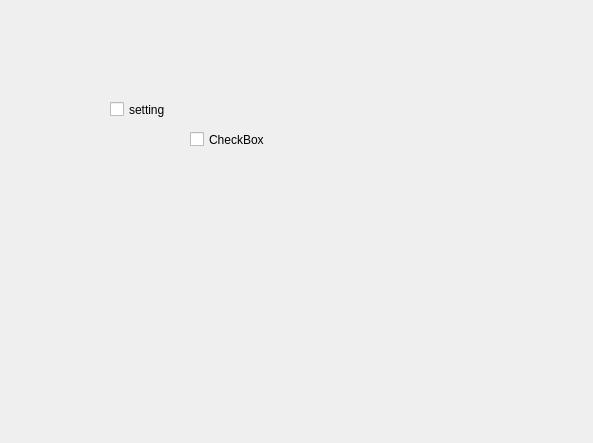
First picture: the form in settingwidget.ui, repository leihiudung/EnlargePicture, before the edit.
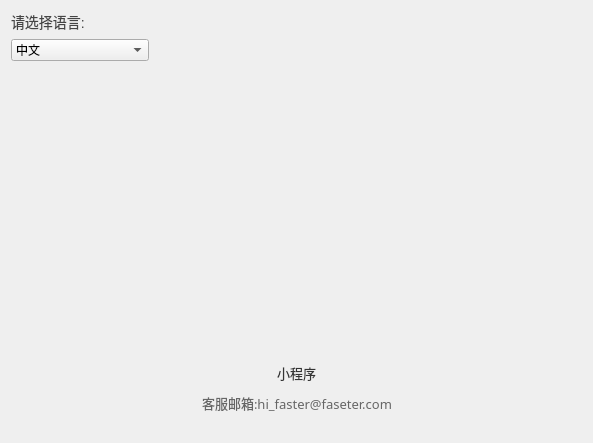
Second picture: the form after the edit.

Patch:
```diff
--- a/settingwidget.ui
+++ b/settingwidget.ui
@@ -13,32 +13,184 @@
   <property name="windowTitle">
    <string>Form</string>
   </property>
-  <widget class="QCheckBox" name="checkBox">
-   <property name="geometry">
-    <rect>
-     <x>110</x>
-     <y>100</y>
-     <width>80</width>
-     <height>19</height>
-    </rect>
+  <layout class="QGridLayout" name="gridLayout" rowstretch="1,10,4">
+   <property name="bottomMargin">
+    <number>19</number>
    </property>
-   <property name="text">
-    <string>setting</string>
-   </property>
-  </widget>
-  <widget class="QCheckBox" name="checkBox_2">
-   <property name="geometry">
-    <rect>
-     <x>190</x>
-     <y>130</y>
-     <width>80</width>
-     <height>19</height>
-    </rect>
-   </property>
-   <property name="text">
-    <string>CheckBox</string>
-   </property>
-  </widget>
+   <item row="0" column="0">
+    <layout class="QVBoxLayout" name="verticalLayout">
+     <item>
+      <widget class="QLabel" name="label">
+       <property name="styleSheet">
+        <string notr="true">#label {
+ont-family: MicrosoftYaHei;
+font-size: 14px;
+color: #444444;
+}</string>
+       </property>
+       <property name="text">
+        <string>请选择语言:</string>
+       </property>
+      </widget>
+     </item>
+     <item>
+      <widget class="QComboBox" name="comboBox">
+       <item>
+        <property name="text">
+         <string>中文</string>
+        </property>
+       </item>
+       <item>
+        <property name="text">
+         <string>英语</string>
+        </property>
+       </item>
+       <item>
+        <property name="text">
+         <string>日语</string>
+        </property>
+       </item>
+      </widget>
+     </item>
+    </layout>
+   </item>
+   <item row="0" column="1">
+    <spacer name="horizontalSpacer_4">
+     <property name="orientation">
+      <enum>Qt::Horizontal</enum>
+     </property>
+     <property name="sizeHint" stdset="0">
+      <size>
+       <width>137</width>
+       <height>20</height>
+      </size>
+     </property>
+    </spacer>
+   </item>
+   <item row="0" column="2">
+    <spacer name="horizontalSpacer_5">
+     <property name="orientation">
+      <enum>Qt::Horizontal</enum>
+     </property>
+     <property name="sizeHint" stdset="0">
+      <size>
+       <width>136</width>
+       <height>20</height>
+      </size>
+     </property>
+    </spacer>
+   </item>
+   <item row="1" column="0" colspan="4">
+    <spacer name="horizontalSpacer_3">
+     <property name="orientation">
+      <enum>Qt::Horizontal</enum>
+     </property>
+     <property name="sizeHint" stdset="0">
+      <size>
+       <width>572</width>
+       <height>20</height>
+      </size>
+     </property>
+    </spacer>
+   </item>
+   <item row="2" column="0">
+    <spacer name="horizontalSpacer_2">
+     <property name="orientation">
+      <enum>Qt::Horizontal</enum>
+     </property>
+     <property name="sizeHint" stdset="0">
+      <size>
+       <width>136</width>
+       <height>20</height>
+      </size>
+     </property>
+    </spacer>
+   </item>
+   <item row="2" column="1" colspan="2">
+    <widget class="QWidget" name="qr_code_widget" native="true">
+     <property name="styleSheet">
+      <string notr="true">#qr_code_widget {
+background-color: transparent;
+
+}</string>
+     </property>
+     <layout class="QGridLayout" name="gridLayout_2">
+      <item row="3" column="0" colspan="3" alignment="Qt::AlignHCenter">
+       <widget class="QLabel" name="email_label">
+        <property name="styleSheet">
+         <string notr="true">#email_label {
+color: #666;
+font: 13px Microsoft YaHei;
+}</string>
+        </property>
+        <property name="text">
+         <string>客服邮箱:hi_faster@faseter.com</string>
+        </property>
+       </widget>
+      </item>
+      <item row="0" column="1">
+       <widget class="QLabel" name="qr_code_img">
+        <property name="text">
+         <string/>
+        </property>
+       </widget>
+      </item>
+      <item row="0" column="0">
+       <spacer name="horizontalSpacer_6">
+        <property name="orientation">
+         <enum>Qt::Horizontal</enum>
+        </property>
+        <property name="sizeHint" stdset="0">
+         <size>
+          <width>125</width>
+          <height>20</height>
+         </size>
+        </property>
+       </spacer>
+      </item>
+      <item row="0" column="2">
+       <spacer name="horizontalSpacer_7">
+        <property name="orientation">
+         <enum>Qt::Horizontal</enum>
+        </property>
+        <property name="sizeHint" stdset="0">
+         <size>
+          <width>124</width>
+          <height>20</height>
+         </size>
+        </property>
+       </spacer>
+      </item>
+      <item row="2" column="0" colspan="3" alignment="Qt::AlignHCenter">
+       <widget class="QLabel" name="qr_code_desc_label">
+        <property name="styleSheet">
+         <string notr="true">#qr_code_desc_label {
+color: #333;
+font: 13px Microsoft YaHei;
+}</string>
+        </property>
+        <property name="text">
+         <string>小程序</string>
+        </property>
+       </widget>
+      </item>
+     </layout>
+    </widget>
+   </item>
+   <item row="2" column="3">
+    <spacer name="horizontalSpacer">
+     <property name="orientation">
+      <enum>Qt::Horizontal</enum>
+     </property>
+     <property name="sizeHint" stdset="0">
+      <size>
+       <width>136</width>
+       <height>20</height>
+      </size>
+     </property>
+    </spacer>
+   </item>
+  </layout>
  </widget>
  <resources/>
  <connections/>
```
